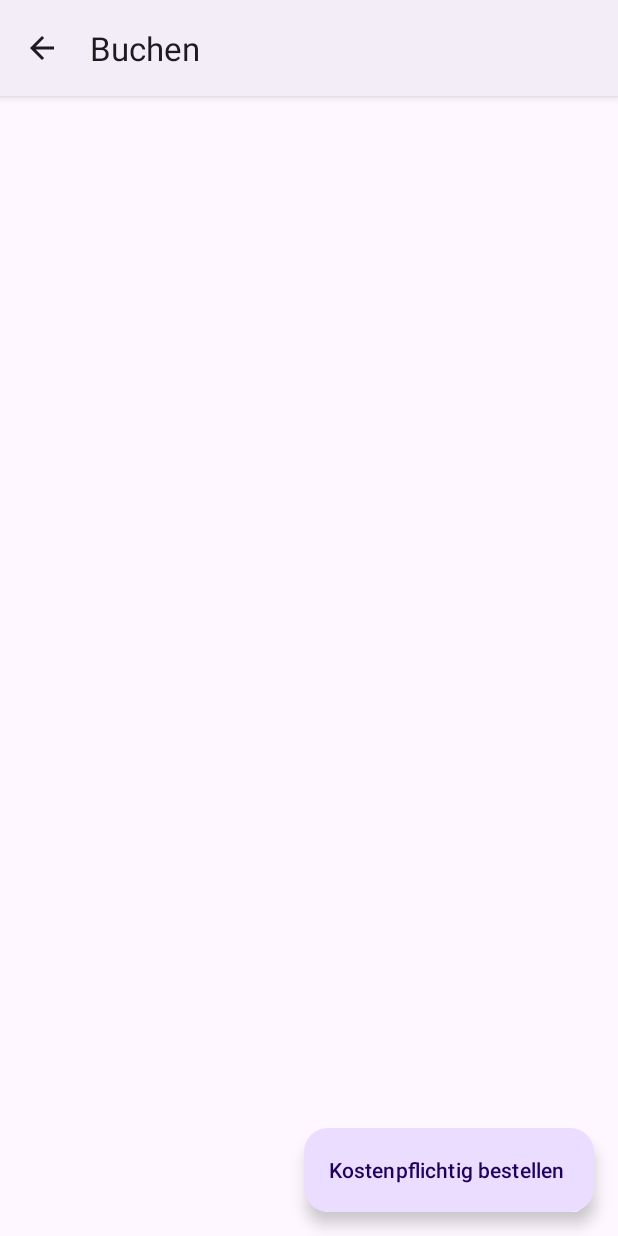
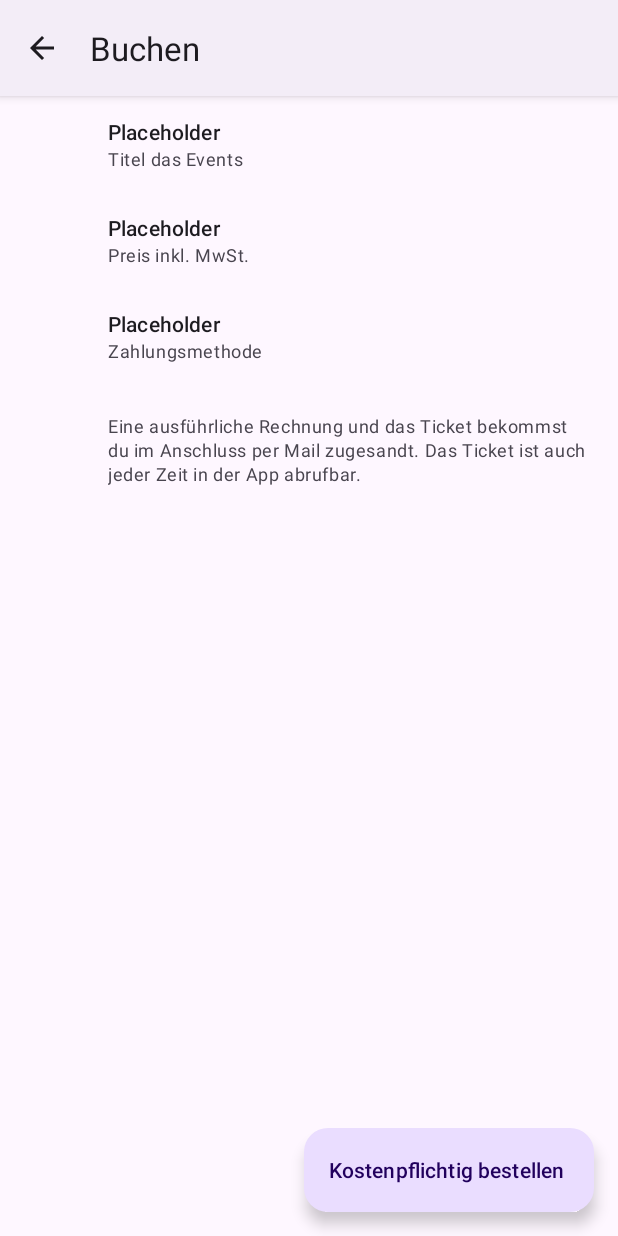
Before and after one commit to Sandlo/EventRadar, an Android app: the BookingActivity screen opened directly, with no data from a screen before it, on a phone screen of 412 x 824 dp. Run offline under Robolectric (Android 15) with nearby library versions, the phone set to English and light mode, and no system bars; 1 statement that could not run was skipped.

Commit message:
Format code

```diff
--- a/app/src/main/java/com/example/eventradar/activities/BookingActivity.kt
+++ b/app/src/main/java/com/example/eventradar/activities/BookingActivity.kt
@@ -3,13 +3,11 @@ package com.example.eventradar.activities
 import android.content.Intent
 import android.os.Bundle
 import android.view.View
-import android.widget.Button
 import androidx.recyclerview.widget.LinearLayoutManager
 import androidx.recyclerview.widget.RecyclerView
 import com.example.eventradar.R
 import com.example.eventradar.adapters.SimpleListAdapter
 import com.example.eventradar.data.SimpleListItem
-import com.example.eventradar.helpers.Database
 import com.example.eventradar.interfaces.RecyclerViewHelperInterface
 import com.google.android.material.floatingactionbutton.FloatingActionButton
 
@@ -17,19 +15,18 @@ class BookingActivity : BaseActivity(), RecyclerViewHelperInterface {
     override fun onCreate(savedInstanceState: Bundle?) {
         super.onCreate(savedInstanceState)
         setContentView(R.layout.activity_booking)
+
         val recyclerView = findViewById<RecyclerView>(R.id.list)
         recyclerView.layoutManager = LinearLayoutManager(this)
         recyclerView.adapter = SimpleListAdapter(
             listOf(
-                SimpleListItem("Placeholder", "Titel das Events"),
-                SimpleListItem("Placeholder","Preis inkl. MwSt."),
-                SimpleListItem("Placeholder","Zahlungsmethode"),
-                SimpleListItem("Placeholder","Eine ausführliche Rechnung und das Ticket bekommst du im Anschluss per Mail zugesandt. Das Ticket ist auch jeder Zeit in der App abrufbar.")
+                SimpleListItem("Placeholder", resources.getString(R.string.booking_title)),
+                SimpleListItem("Placeholder", resources.getString(R.string.booking_price)),
+                SimpleListItem("Placeholder", resources.getString(R.string.booking_payment)),
+                SimpleListItem("",resources.getString(R.string.booking_info))
             ),
             this
         )
-
-
 
         findViewById<FloatingActionButton>(R.id.floating_action_button).setOnClickListener {
             startActivity(Intent(this, TicketActivity::class.java))
@@ -37,6 +34,6 @@ class BookingActivity : BaseActivity(), RecyclerViewHelperInterface {
     }
 
     override fun onItemClicked(view: View, position: Int) {
-        TODO("Not yet implemented")
+        // Do nothing.
     }
 }
--- a/app/src/main/res/layout/activity_booking.xml
+++ b/app/src/main/res/layout/activity_booking.xml
@@ -1,21 +1,22 @@
 <?xml version="1.0" encoding="utf-8"?>
 <RelativeLayout xmlns:android="http://schemas.android.com/apk/res/android"
+    xmlns:app="http://schemas.android.com/apk/res-auto"
     android:layout_width="match_parent"
-    android:layout_height="match_parent"
-    xmlns:app="http://schemas.android.com/apk/res-auto">
-<androidx.recyclerview.widget.RecyclerView
-    android:layout_width="match_parent"
-    android:layout_height="match_parent"/>
+    android:layout_height="match_parent">
+
+    <androidx.recyclerview.widget.RecyclerView
+        android:id="@+id/list"
+        android:layout_width="match_parent"
+        android:layout_height="match_parent" />
 
     <com.google.android.material.floatingactionbutton.ExtendedFloatingActionButton
         android:id="@+id/floating_action_button"
         android:layout_width="wrap_content"
         android:layout_height="wrap_content"
-        android:layout_gravity="bottom|end"
+        android:layout_alignParentEnd="true"
+        android:layout_alignParentBottom="true"
         android:layout_margin="@dimen/full_padding"
-        android:layout_alignParentBottom="true"
-        android:layout_alignParentEnd="true"
-android:text="Kostenpflichtig bestellen"
-        android:contentDescription="Kostenpflichtig bestellen"
-        app:srcCompat="@drawable/ic_check"/>
+        android:contentDescription="@string/booking_fab"
+        android:text="@string/booking_fab"
+        app:srcCompat="@drawable/ic_check" />
 </RelativeLayout>
--- a/app/src/main/res/values/strings.xml
+++ b/app/src/main/res/values/strings.xml
@@ -25,6 +25,12 @@
     <string name="cancel">Abbrechen</string>
     <string name="ok">OK</string>
 
+    <string name="booking_title">Titel das Events</string>
+    <string name="booking_price">Preis inkl. MwSt.</string>
+    <string name="booking_payment">Zahlungsmethode</string>
+    <string name="booking_info">Eine ausführliche Rechnung und das Ticket bekommst du im Anschluss per Mail zugesandt. Das Ticket ist auch jeder Zeit in der App abrufbar.</string>
+    <string name="booking_fab">Kostenpflichtig bestellen</string>
+
     <string name="search_hint_discover">Entdecke deine Stadt</string>
     <string name="search_hint_map">Finde Events in der Nähe</string>
     <string name="search_hint_tickets">Durchsuche deine Tickets</string>
```
